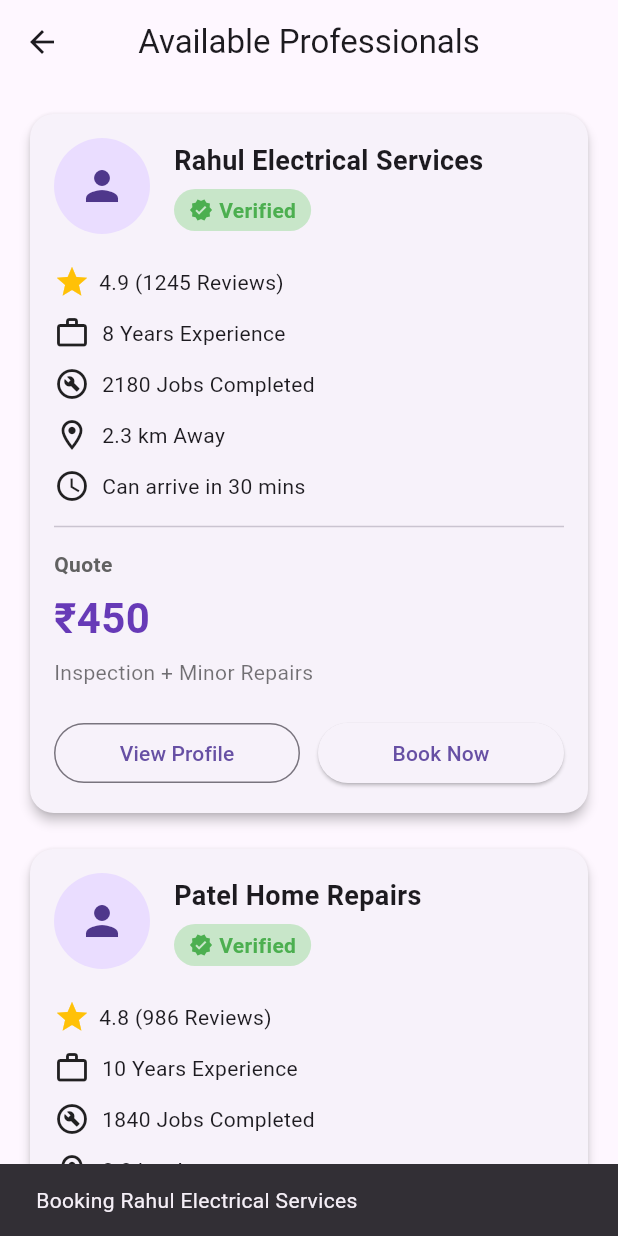
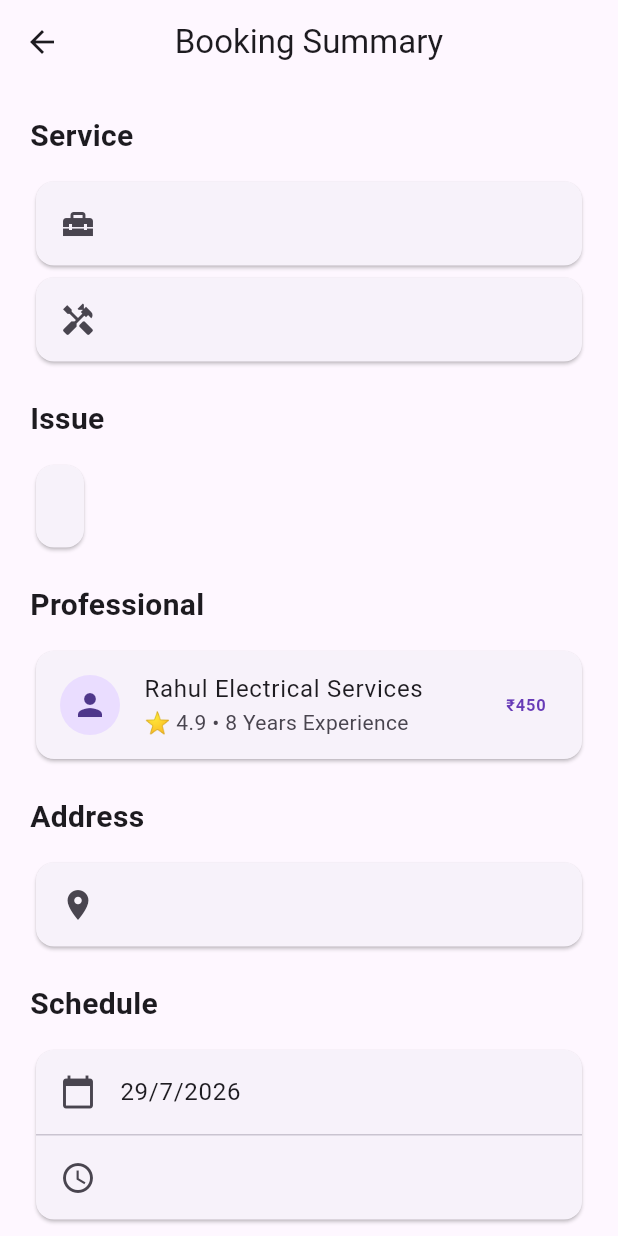
Before and after one commit to HarshSolanki8595/project_x, a Flutter app: the ProfessionalsScreen screen opened directly with empty values, after a tap on "Book Now", on a phone screen of 412 x 824 dp. Run offline on Flutter 3.47's test engine with Material 3 defaults, Android fonts, the phone set to English and light mode, and no system bars.

Commit message:
Added professionals listing and booking summary flow

```diff
--- /dev/null
+++ b/lib/screens/booking_summary_screen.dart
@@ -0,0 +1,169 @@
+import 'package:flutter/material.dart';
+
+import '../models/professional.dart';
+import '../models/service_request.dart';
+
+class BookingSummaryScreen extends StatelessWidget {
+  final ServiceRequest request;
+  final Professional professional;
+
+  const BookingSummaryScreen({
+    super.key,
+    required this.request,
+    required this.professional,
+  });
+
+  @override
+  Widget build(BuildContext context) {
+    return Scaffold(
+      appBar: AppBar(
+        title: const Text("Booking Summary"),
+        centerTitle: true,
+      ),
+      body: SingleChildScrollView(
+        padding: const EdgeInsets.all(20),
+        child: Column(
+          crossAxisAlignment: CrossAxisAlignment.start,
+          children: [
+
+            _sectionTitle("Service"),
+
+            _infoTile(
+              Icons.home_repair_service,
+              request.categoryName,
+            ),
+
+            _infoTile(
+              Icons.handyman,
+              request.subCategoryName,
+            ),
+
+            const SizedBox(height: 20),
+
+            _sectionTitle("Issue"),
+
+            Card(
+              child: Padding(
+                padding: const EdgeInsets.all(16),
+                child: Text(
+                  request.issueDescription,
+                  style: const TextStyle(fontSize: 16),
+                ),
+              ),
+            ),
+
+            const SizedBox(height: 20),
+
+            _sectionTitle("Professional"),
+
+            Card(
+              child: ListTile(
+                leading: const CircleAvatar(
+                  child: Icon(Icons.person),
+                ),
+                title: Text(professional.name),
+                subtitle: Text(
+                  "⭐ ${professional.rating} • ${professional.experience} Years Experience",
+                ),
+                trailing: Text(
+                  "₹${professional.quote.toStringAsFixed(0)}",
+                  style: const TextStyle(
+                    fontWeight: FontWeight.bold,
+                    color: Colors.deepPurple,
+                  ),
+                ),
+              ),
+            ),
+
+            const SizedBox(height: 20),
+
+            _sectionTitle("Address"),
+
+            Card(
+              child: ListTile(
+                leading: const Icon(Icons.location_on),
+                title: Text(
+                  request.address ?? "",
+                ),
+              ),
+            ),
+
+            const SizedBox(height: 20),
+
+            _sectionTitle("Schedule"),
+
+            Card(
+              child: Column(
+                children: [
+
+                  ListTile(
+                    leading: const Icon(Icons.calendar_today),
+                    title: Text(
+                      request.preferredDate == null
+                          ? ""
+                          : "${request.preferredDate!.day}/${request.preferredDate!.month}/${request.preferredDate!.year}",
+                    ),
+                  ),
+
+                  const Divider(height: 1),
+
+                  ListTile(
+                    leading: const Icon(Icons.access_time),
+                    title: Text(
+                      request.preferredTimeSlot ?? "",
+                    ),
+                  ),
+                ],
+              ),
+            ),
+
+            const SizedBox(height: 30),
+
+            SizedBox(
+              width: double.infinity,
+              height: 55,
+              child: ElevatedButton(
+                onPressed: () {
+                  ScaffoldMessenger.of(context).showSnackBar(
+                    const SnackBar(
+                      content: Text("Booking Confirmed"),
+                    ),
+                  );
+                },
+                child: const Text(
+                  "Confirm Booking",
+                  style: TextStyle(fontSize: 18),
+                ),
+              ),
+            ),
+          ],
+        ),
+      ),
+    );
+  }
+
+  Widget _sectionTitle(String title) {
+    return Padding(
+      padding: const EdgeInsets.only(bottom: 12),
+      child: Text(
+        title,
+        style: const TextStyle(
+          fontSize: 20,
+          fontWeight: FontWeight.bold,
+        ),
+      ),
+    );
+  }
+
+  Widget _infoTile(
+    IconData icon,
+    String text,
+  ) {
+    return Card(
+      child: ListTile(
+        leading: Icon(icon),
+        title: Text(text),
+      ),
+    );
+  }
+}
--- a/lib/screens/professionals_screen.dart
+++ b/lib/screens/professionals_screen.dart
@@ -2,6 +2,7 @@ import 'package:flutter/material.dart';
 
 import '../models/professional.dart';
 import '../models/service_request.dart';
+import 'booking_summary_screen.dart';
 
 class ProfessionalsScreen extends StatelessWidget {
   final ServiceRequest request;
@@ -228,10 +229,12 @@ class ProfessionalsScreen extends StatelessWidget {
               Expanded(
   child: ElevatedButton(
     onPressed: () {
-      ScaffoldMessenger.of(context).showSnackBar(
-        SnackBar(
-          content: Text(
-            "Booking ${professional.name}",
+      Navigator.push(
+        context,
+        MaterialPageRoute(
+          builder: (_) => BookingSummaryScreen(
+            request: request,
+            professional: professional,
           ),
         ),
       );
```
